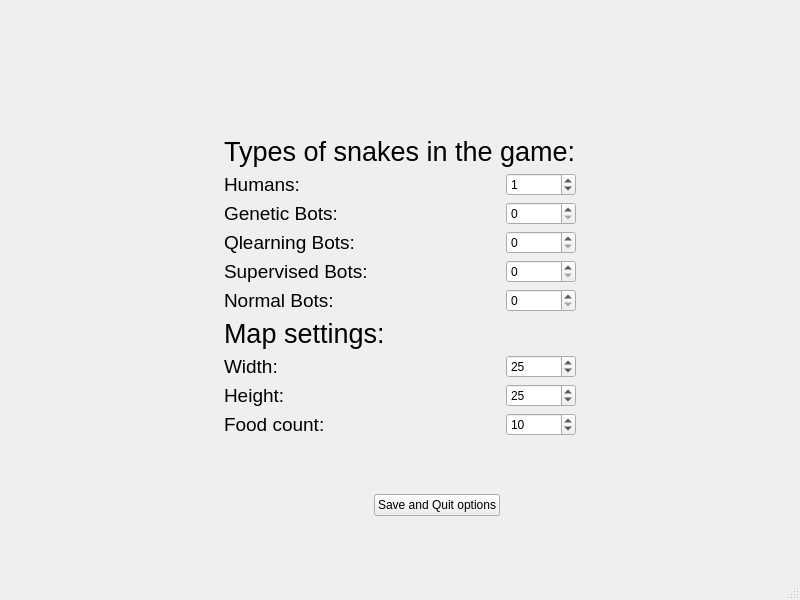
Above: ui/OptionsScene.ui from TeodoraMaria/SnakeLearning before the change. Below: the same form after it.
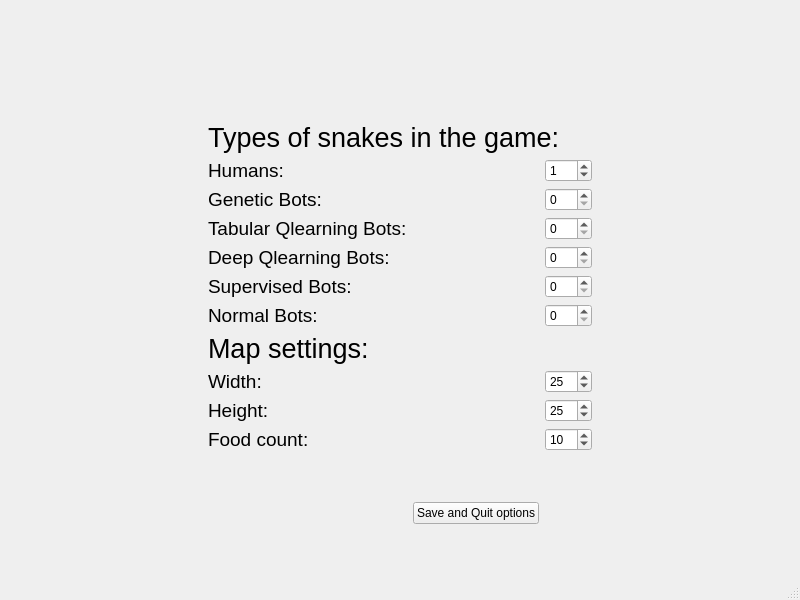
That is the form after the change.

Commit message: split qlearning into deep and tabular for graphic representation

```diff
--- a/ui/OptionsScene.ui
+++ b/ui/OptionsScene.ui
@@ -15,80 +15,68 @@
   </property>
   <widget class="QWidget" name="centralwidget">
    <layout class="QGridLayout" name="gridLayout">
-    <item row="4" column="4">
-     <spacer name="horizontalSpacer_2">
-      <property name="orientation">
-       <enum>Qt::Horizontal</enum>
+    <item row="11" column="1">
+     <widget class="QLabel" name="labelFoodCount">
+      <property name="font">
+       <font>
+        <pointsize>14</pointsize>
+       </font>
       </property>
-      <property name="sizeHint" stdset="0">
-       <size>
-        <width>40</width>
-        <height>20</height>
-       </size>
+      <property name="text">
+       <string>Food count:</string>
       </property>
-     </spacer>
+     </widget>
     </item>
-    <item row="11" column="2">
-     <widget class="QPushButton" name="pushButton">
+    <item row="9" column="1">
+     <widget class="QLabel" name="labelMapWidth">
+      <property name="font">
+       <font>
+        <pointsize>14</pointsize>
+       </font>
+      </property>
       <property name="text">
-       <string>Save and Quit options</string>
+       <string>Width:</string>
       </property>
      </widget>
     </item>
-    <item row="4" column="1">
-     <widget class="QLabel" name="labelQlearningBots">
+    <item row="8" column="1" colspan="3">
+     <widget class="QLabel" name="labelMapSettings">
       <property name="font">
        <font>
-        <pointsize>14</pointsize>
+        <pointsize>20</pointsize>
        </font>
       </property>
       <property name="text">
-       <string>Qlearning Bots:</string>
+       <string>Map settings:</string>
       </property>
      </widget>
     </item>
-    <item row="3" column="3">
-     <widget class="QSpinBox" name="spinBoxGeneticBots"/>
-    </item>
-    <item row="5" column="1">
-     <widget class="QLabel" name="labelSupervisedBots">
+    <item row="10" column="1">
+     <widget class="QLabel" name="labelMapHeight">
       <property name="font">
        <font>
         <pointsize>14</pointsize>
        </font>
       </property>
       <property name="text">
-       <string>Supervised Bots:</string>
+       <string>Height:</string>
       </property>
      </widget>
     </item>
-    <item row="3" column="1">
-     <widget class="QLabel" name="labelGeneticBots">
+    <item row="7" column="1">
+     <widget class="QLabel" name="labelNormalBots">
       <property name="font">
        <font>
         <pointsize>14</pointsize>
        </font>
       </property>
       <property name="text">
-       <string>Genetic Bots:</string>
+       <string>Normal Bots:</string>
       </property>
      </widget>
     </item>
     <item row="4" column="3">
-     <widget class="QSpinBox" name="spinBoxQlearningBots"/>
-    </item>
-    <item row="4" column="0">
-     <spacer name="horizontalSpacer">
-      <property name="orientation">
-       <enum>Qt::Horizontal</enum>
-      </property>
-      <property name="sizeHint" stdset="0">
-       <size>
-        <width>40</width>
-        <height>20</height>
-       </size>
-      </property>
-     </spacer>
+     <widget class="QSpinBox" name="spinBoxQlearningTabularBots"/>
     </item>
     <item row="0" column="1">
      <spacer name="verticalSpacer">
@@ -110,9 +98,38 @@
       </property>
      </widget>
     </item>
-    <item row="5" column="3">
+    <item row="6" column="3">
      <widget class="QSpinBox" name="spinBoxSupervisedBots"/>
     </item>
+    <item row="4" column="0">
+     <spacer name="horizontalSpacer">
+      <property name="orientation">
+       <enum>Qt::Horizontal</enum>
+      </property>
+      <property name="sizeHint" stdset="0">
+       <size>
+        <width>40</width>
+        <height>20</height>
+       </size>
+      </property>
+     </spacer>
+    </item>
+    <item row="12" column="1">
+     <spacer name="verticalSpacer_2">
+      <property name="orientation">
+       <enum>Qt::Vertical</enum>
+      </property>
+      <property name="sizeHint" stdset="0">
+       <size>
+        <width>20</width>
+        <height>40</height>
+       </size>
+      </property>
+     </spacer>
+    </item>
+    <item row="7" column="3">
+     <widget class="QSpinBox" name="spinBoxNormalBots"/>
+    </item>
     <item row="1" column="1" colspan="3">
      <widget class="QLabel" name="label">
       <property name="font">
@@ -125,22 +142,6 @@
       </property>
      </widget>
     </item>
-    <item row="11" column="1">
-     <spacer name="verticalSpacer_2">
-      <property name="orientation">
-       <enum>Qt::Vertical</enum>
-      </property>
-      <property name="sizeHint" stdset="0">
-       <size>
-        <width>20</width>
-        <height>40</height>
-       </size>
-      </property>
-     </spacer>
-    </item>
-    <item row="6" column="3">
-     <widget class="QSpinBox" name="spinBoxNormalBots"/>
-    </item>
     <item row="2" column="1">
      <widget class="QLabel" name="labelHumans">
       <property name="font">
@@ -153,93 +154,66 @@
       </property>
      </widget>
     </item>
+    <item row="3" column="3">
+     <widget class="QSpinBox" name="spinBoxGeneticBots"/>
+    </item>
     <item row="6" column="1">
-     <widget class="QLabel" name="labelNormalBots">
+     <widget class="QLabel" name="labelSupervisedBots">
       <property name="font">
        <font>
         <pointsize>14</pointsize>
        </font>
       </property>
       <property name="text">
-       <string>Normal Bots:</string>
+       <string>Supervised Bots:</string>
       </property>
      </widget>
     </item>
-    <item row="9" column="1">
-     <widget class="QLabel" name="labelMapHeight">
+    <item row="3" column="1">
+     <widget class="QLabel" name="labelGeneticBots">
       <property name="font">
        <font>
         <pointsize>14</pointsize>
        </font>
       </property>
       <property name="text">
-       <string>Height:</string>
+       <string>Genetic Bots:</string>
       </property>
      </widget>
     </item>
-    <item row="7" column="1" colspan="3">
-     <widget class="QLabel" name="labelMapSettings">
+    <item row="4" column="1">
+     <widget class="QLabel" name="labelQlearningTabularBots">
       <property name="font">
        <font>
-        <pointsize>20</pointsize>
-       </font>
-      </property>
-      <property name="text">
-       <string>Map settings:</string>
-      </property>
-     </widget>
-    </item>
-    <item row="8" column="1">
-     <widget class="QLabel" name="labelMapWidth">
-      <property name="font">
-       <font>
         <pointsize>14</pointsize>
        </font>
       </property>
       <property name="text">
-       <string>Width:</string>
+       <string>Tabular Qlearning Bots:</string>
       </property>
      </widget>
     </item>
-    <item row="10" column="1">
-     <widget class="QLabel" name="labelFoodCount">
-      <property name="font">
-       <font>
-        <pointsize>14</pointsize>
-       </font>
-      </property>
+    <item row="12" column="2">
+     <widget class="QPushButton" name="pushButton">
       <property name="text">
-       <string>Food count:</string>
+       <string>Save and Quit options</string>
       </property>
      </widget>
     </item>
-    <item row="8" column="3">
-     <widget class="QSpinBox" name="spinBoxMapWidth">
-      <property name="minimum">
-       <number>9</number>
+    <item row="4" column="4">
+     <spacer name="horizontalSpacer_2">
+      <property name="orientation">
+       <enum>Qt::Horizontal</enum>
       </property>
-      <property name="maximum">
-       <number>100</number>
+      <property name="sizeHint" stdset="0">
+       <size>
+        <width>40</width>
+        <height>20</height>
+       </size>
       </property>
-      <property name="value">
-       <number>25</number>
-      </property>
-     </widget>
+     </spacer>
     </item>
-    <item row="9" column="3">
-     <widget class="QSpinBox" name="spinBoxMapHeight">
-      <property name="minimum">
-       <number>9</number>
-      </property>
-      <property name="maximum">
-       <number>100</number>
-      </property>
-      <property name="value">
-       <number>25</number>
-      </property>
-     </widget>
-    </item>
-    <item row="10" column="3">
+    <item row="11" column="3">
      <widget class="QSpinBox" name="spinBoxFoodCount">
       <property name="minimum">
        <number>1</number>
@@ -252,6 +226,47 @@
       </property>
      </widget>
     </item>
+    <item row="10" column="3">
+     <widget class="QSpinBox" name="spinBoxMapHeight">
+      <property name="minimum">
+       <number>9</number>
+      </property>
+      <property name="maximum">
+       <number>100</number>
+      </property>
+      <property name="value">
+       <number>25</number>
+      </property>
+     </widget>
+    </item>
+    <item row="9" column="3">
+     <widget class="QSpinBox" name="spinBoxMapWidth">
+      <property name="minimum">
+       <number>9</number>
+      </property>
+      <property name="maximum">
+       <number>100</number>
+      </property>
+      <property name="value">
+       <number>25</number>
+      </property>
+     </widget>
+    </item>
+    <item row="5" column="1">
+     <widget class="QLabel" name="labelQlearningDeepBots">
+      <property name="font">
+       <font>
+        <pointsize>14</pointsize>
+       </font>
+      </property>
+      <property name="text">
+       <string>Deep Qlearning Bots:</string>
+      </property>
+     </widget>
+    </item>
+    <item row="5" column="3">
+     <widget class="QSpinBox" name="spinBoxQlearningDeepBots"/>
+    </item>
    </layout>
   </widget>
   <widget class="QMenuBar" name="menubar">
```
The commit also changes 4 other files.
